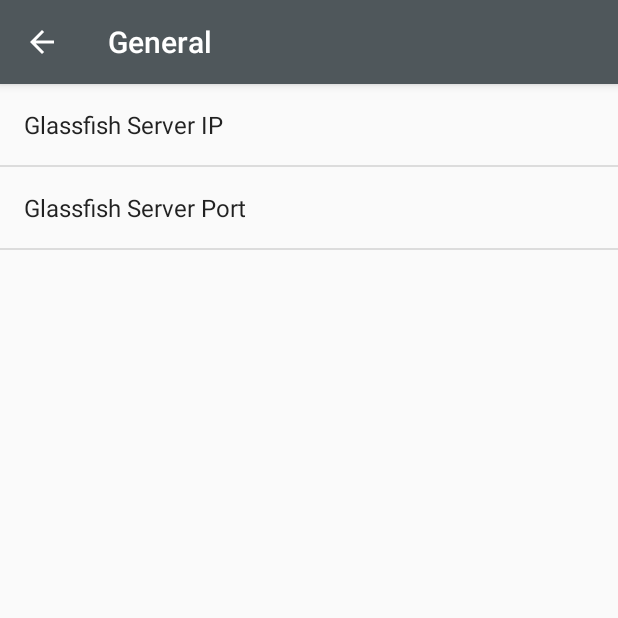
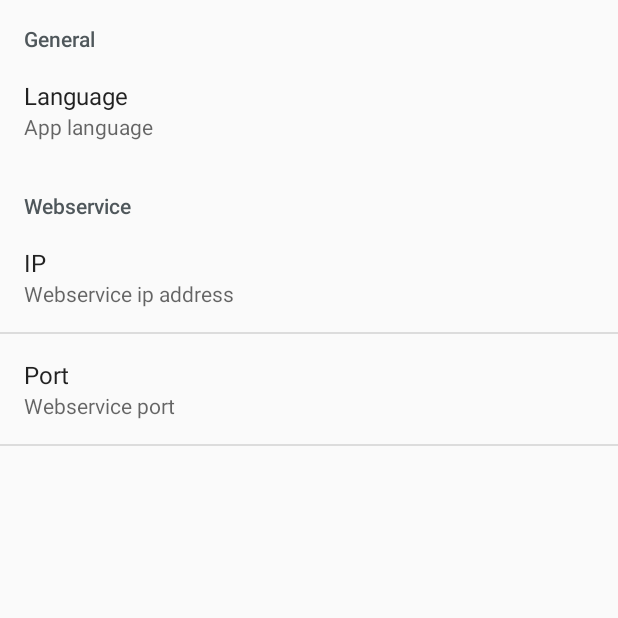
Before and after one commit to Miautex/Soccer_app, an Android app: the SettingsActivity screen opened directly, with no data from a screen before it, after a tap on "General", on a phone screen of 412 x 824 dp, the top half of it. Run offline under Robolectric (Android 15) with nearby library versions, the phone set to English and light mode, and no system bars.

Commit message:
Improved Settings Activity

```diff
--- a/app/src/main/java/group2/schoolproject/a02soccer/AppCompatPreferenceActivity.java
+++ /dev/null
@@ -1,104 +0,0 @@
-package group2.schoolproject.a02soccer;
-
-import android.content.res.Configuration;
-import android.os.Bundle;
-import android.preference.PreferenceActivity;
-import android.support.annotation.LayoutRes;
-import android.support.annotation.Nullable;
-import android.support.v7.app.ActionBar;
-import android.support.v7.app.AppCompatDelegate;
-import android.support.v7.widget.Toolbar;
-import android.view.MenuInflater;
-import android.view.View;
-import android.view.ViewGroup;
-
-public abstract class AppCompatPreferenceActivity extends PreferenceActivity {
-    private AppCompatDelegate mDelegate;
-
-    @Override
-    protected void onCreate (Bundle savedInstanceState) {
-        getDelegate().installViewFactory();
-        getDelegate().onCreate(savedInstanceState);
-        super.onCreate(savedInstanceState);
-    }
-
-    @Override
-    protected void onPostCreate (Bundle savedInstanceState) {
-        super.onPostCreate(savedInstanceState);
-        getDelegate().onPostCreate(savedInstanceState);
-    }
-
-    public ActionBar getSupportActionBar () {
-        return getDelegate().getSupportActionBar();
-    }
-
-    public void setSupportActionBar (@Nullable Toolbar toolbar) {
-        getDelegate().setSupportActionBar(toolbar);
-    }
-
-    @Override
-    public MenuInflater getMenuInflater () {
-        return getDelegate().getMenuInflater();
-    }
-
-    @Override
-    public void setContentView (@LayoutRes int layoutResID) {
-        getDelegate().setContentView(layoutResID);
-    }
-
-    @Override
-    public void setContentView (View view) {
-        getDelegate().setContentView(view);
-    }
-
-    @Override
-    public void setContentView (View view, ViewGroup.LayoutParams params) {
-        getDelegate().setContentView(view, params);
-    }
-
-    @Override
-    public void addContentView (View view, ViewGroup.LayoutParams params) {
-        getDelegate().addContentView(view, params);
-    }
-
-    @Override
-    protected void onPostResume () {
-        super.onPostResume();
-        getDelegate().onPostResume();
-    }
-
-    @Override
-    protected void onTitleChanged (CharSequence title, int color) {
-        super.onTitleChanged(title, color);
-        getDelegate().setTitle(title);
-    }
-
-    @Override
-    public void onConfigurationChanged (Configuration newConfig) {
-        super.onConfigurationChanged(newConfig);
-        getDelegate().onConfigurationChanged(newConfig);
-    }
-
-    @Override
-    protected void onStop () {
-        super.onStop();
-        getDelegate().onStop();
-    }
-
-    @Override
-    protected void onDestroy () {
-        super.onDestroy();
-        getDelegate().onDestroy();
-    }
-
-    public void invalidateOptionsMenu () {
-        getDelegate().invalidateOptionsMenu();
-    }
-
-    private AppCompatDelegate getDelegate () {
-        if (mDelegate == null) {
-            mDelegate = AppCompatDelegate.create(this, null);
-        }
-        return mDelegate;
-    }
-}
--- a/app/src/main/java/group2/schoolproject/a02soccer/MainActivity.java
+++ b/app/src/main/java/group2/schoolproject/a02soccer/MainActivity.java
@@ -1,9 +1,7 @@
 package group2.schoolproject.a02soccer;
 
 import android.content.Intent;
-import android.content.SharedPreferences;
 import android.os.Bundle;
-import android.preference.PreferenceManager;
 import android.support.design.widget.NavigationView;
 import android.support.v4.view.GravityCompat;
 import android.support.v4.widget.DrawerLayout;
@@ -41,10 +39,8 @@
         getAllViews();
         registrateEventHandlers();
 
-        SharedPreferences preferences = PreferenceManager.getDefaultSharedPreferences(this);
-        Accessor.init(preferences.getString(getString(R.string.pref_ip_key), null), preferences.getString(getString(R.string.pref_port_key), null));
-
         try {
+            Accessor.init(getApplicationContext());
             db = Database.getInstance();
             db.addOnPlayersUpdatedListener(this);
             db.addOnGamesUpdatedListener(this);
@@ -89,7 +85,6 @@
             openActivity(EditPlayerOwnActivity.class);
 
         } else if (id == R.id.nav_manage) {
-
 
         } else if (id == R.id.mniLogin) {
             openActivity(LoginActivity.class);
--- a/app/src/main/java/group2/schoolproject/a02soccer/SettingsActivity.java
+++ b/app/src/main/java/group2/schoolproject/a02soccer/SettingsActivity.java
@@ -1,91 +1,12 @@
 package group2.schoolproject.a02soccer;
 
-import android.annotation.TargetApi;
-import android.content.Context;
-import android.content.Intent;
-import android.content.SharedPreferences;
-import android.content.res.Configuration;
-import android.os.Build;
 import android.os.Bundle;
-import android.preference.PreferenceFragment;
-import android.preference.PreferenceManager;
-import android.support.v4.app.NavUtils;
-import android.support.v7.app.ActionBar;
-import android.view.MenuItem;
+import android.preference.PreferenceActivity;
 
-import java.util.List;
-
-import pkgWSA.Accessor;
-
-public class SettingsActivity extends AppCompatPreferenceActivity {
-    private static boolean isXLargeTablet (Context context) {
-        return (context.getResources().getConfiguration().screenLayout & Configuration.SCREENLAYOUT_SIZE_MASK) >= Configuration.SCREENLAYOUT_SIZE_XLARGE;
-    }
-
+public class SettingsActivity extends PreferenceActivity {
     @Override
-    protected void onCreate (Bundle savedInstanceState) {
+    public void onCreate(Bundle savedInstanceState) {
         super.onCreate(savedInstanceState);
-        setupActionBar();
-    }
-
-    private void setupActionBar () {
-        ActionBar actionBar = getSupportActionBar();
-        if (actionBar != null) {
-            actionBar.setDisplayHomeAsUpEnabled(true);
-        }
-    }
-
-    @Override
-    public boolean onMenuItemSelected (int featureId, MenuItem item) {
-        int id = item.getItemId();
-        if (id == android.R.id.home) {
-            if (!super.onMenuItemSelected(featureId, item)) {
-                NavUtils.navigateUpFromSameTask(this);
-            }
-            return true;
-        }
-        return super.onMenuItemSelected(featureId, item);
-    }
-
-    @Override
-    public boolean onIsMultiPane () {
-        return isXLargeTablet(this);
-    }
-
-    @Override
-    @TargetApi(Build.VERSION_CODES.HONEYCOMB)
-    public void onBuildHeaders (List<Header> target) {
-        loadHeadersFromResource(R.xml.pref_headers, target);
-    }
-
-    protected boolean isValidFragment (String fragmentName) {
-        return PreferenceFragment.class.getName().equals(fragmentName) || GeneralPreferenceFragment.class.getName().equals(fragmentName);
-    }
-
-
-    @TargetApi(Build.VERSION_CODES.HONEYCOMB)
-    public static class GeneralPreferenceFragment extends PreferenceFragment implements SharedPreferences.OnSharedPreferenceChangeListener {
-        @Override
-        public void onCreate (Bundle savedInstanceState) {
-            super.onCreate(savedInstanceState);
-            addPreferencesFromResource(R.xml.pref_network);
-            setHasOptionsMenu(true);
-            PreferenceManager.getDefaultSharedPreferences(getActivity().getApplicationContext()).registerOnSharedPreferenceChangeListener(this);
-        }
-
-        @Override
-        public boolean onOptionsItemSelected (MenuItem item) {
-            int id = item.getItemId();
-            if (id == android.R.id.home) {
-                startActivity(new Intent(getActivity(), SettingsActivity.class));
-                return true;
-            }
-            return super.onOptionsItemSelected(item);
-        }
-
-        @Override
-        public void onSharedPreferenceChanged (SharedPreferences sharedPreferences, String key) {
-            Accessor.init(sharedPreferences.getString(getString(R.string.pref_ip_key), null), sharedPreferences.getString(getString(R.string.pref_port_key), null));
-        }
+        addPreferencesFromResource(R.xml.settings);
     }
 }
--- a/app/src/main/java/pkgWSA/Accessor.java
+++ b/app/src/main/java/pkgWSA/Accessor.java
@@ -1,21 +1,30 @@
 package pkgWSA;
+
+import android.content.Context;
+import android.content.SharedPreferences;
+import android.preference.PreferenceManager;
+
+import group2.schoolproject.a02soccer.R;
 
 /**
  * @author Marco Wilscher
  */
 
 public final class Accessor {
-    private static String serverUrl = "http://{ip}:{port}/team02/services/", serverIp, serverPort;
+    private static String serverUrl = "http://{ip}:{port}/team02/services/";
+    private static Context ctx = null;
     private static boolean initialized = false;
 
-    public static void init(String ip, String port) {
-        serverIp = ip;
-        serverPort = port;
+    public static void init(Context context) {
+        ctx = context;
         initialized = true;
     }
+
     private static String generateUrl() {
-        return serverUrl.replace("{ip}", serverIp).replace("{port}", serverPort);
+        SharedPreferences sp = PreferenceManager.getDefaultSharedPreferences(ctx);
+        return serverUrl.replace("{ip}", sp.getString("preference_webservice_ip", ctx.getString(R.string.preference_webservice_ip_default))).replace("{port}", sp.getString("preference_webservice_port", ctx.getString(R.string.preference_webservice_port_default)));
     }
+
     public static void runRequestAsync(HttpMethod httpMethod, String uriPath, String uriQuery, String requetsBody, WebRequestTaskListener listener) throws Exception {
         if (!initialized) {
             throw new Exception("Accessor not initialized");
@@ -33,6 +42,7 @@
         requestTask.execute(parameter);
         return requestTask.get();
     }
+
     public static String getServerUrl () {
         return generateUrl();
     }
--- a/app/src/main/res/values/strings.xml
+++ b/app/src/main/res/values/strings.xml
@@ -89,19 +89,27 @@
     <string name="ctxMniDeletePlayer">Delete</string>
     <string name="title_activity_settings">Settings</string>
 
-    <!-- Strings related to Settings -->
 
-    <!-- Example General settings -->
-    <string name="pref_header_general">General</string>
+    <!--Settings-->
+    <string name="preference_category_general_title">General</string>
+    <string name="preference_language_title">Language</string>
+    <string name="preference_language_default" translatable="false">en</string>
+    <string name="preference_language_summary">App language</string>
+    <string name="preference_category_webservice">Webservice</string>
+    <string name="preference_webservice_ip_title">IP</string>
+    <string name="preference_webservice_ip_summary">Webservice ip address</string>
+    <string name="preference_webservice_ip_default" translatable="false">192.168.0.1</string>
+    <string name="preference_webservice_port_title">Port</string>
+    <string name="preference_webservice_port_summary">Webservice port</string>
+    <string name="preference_webservice_port_default" translatable="false">8080</string>
 
-    <string name="pref_ip_key" translatable="false">pref_ip</string>
-    <string name="pref_ip_title">Glassfish Server IP</string>
-    <string name="pref_ip_summary"> </string>
-    <string name="pref_ip_default" translatable="false">192.168.196.82</string>
-
-    <string name="pref_port_key" translatable="false">pref_port</string>
-    <string name="pref_port_title">Glassfish Server Port</string>
-    <string name="pref_port_summary"> </string>
-    <string name="pref_port_default" translatable="false">51246</string>
-    <string name="nav_settings_title">Settings</string>
+    <string-array name="language_entries">
+        <item>Deutsch</item>
+        <item>English</item>
+    </string-array>
+    <string-array name="language_values">
+        <item>de</item>
+        <item>en</item>
+    </string-array>
+    <!---->
 </resources>
--- a/app/src/main/res/xml/pref_headers.xml
+++ /dev/null
@@ -1,7 +0,0 @@
-<preference-headers xmlns:android="http://schemas.android.com/apk/res/android">
-    <!-- These settings headers are only used on tablets. -->
-    <header
-        android:fragment="group2.schoolproject.a02soccer.SettingsActivity$GeneralPreferenceFragment"
-        android:icon="@drawable/ic_info_black_24dp"
-        android:title="@string/pref_header_general"/>
-</preference-headers>
--- a/app/src/main/res/xml/pref_network.xml
+++ /dev/null
@@ -1,18 +0,0 @@
-<PreferenceScreen xmlns:android="http://schemas.android.com/apk/res/android">
-    <EditTextPreference
-        android:defaultValue="@string/pref_ip_default"
-        android:key="@string/pref_ip_key"
-        android:selectAllOnFocus="true"
-        android:singleLine="true"
-        android:summary="@string/pref_ip_summary"
-        android:title="@string/pref_ip_title"
-        android:visibility="visible"/>
-    <EditTextPreference
-        android:inputType="number"
-        android:defaultValue="@string/pref_port_default"
-        android:key="@string/pref_port_key"
-        android:selectAllOnFocus="true"
-        android:singleLine="true"
-        android:summary="@string/pref_port_summary"
-        android:title="@string/pref_port_title"/>
-</PreferenceScreen>
--- /dev/null
+++ b/app/src/main/res/xml/settings.xml
@@ -0,0 +1,25 @@
+<?xml version="1.0" encoding="utf-8"?>
+<PreferenceScreen xmlns:android="http://schemas.android.com/apk/res/android">
+    <PreferenceCategory android:title="@string/preference_category_general_title">
+        <ListPreference
+            android:defaultValue="@string/preference_language_default"
+            android:entries="@array/language_entries"
+            android:entryValues="@array/language_values"
+            android:key="preference_general_language"
+            android:summary="@string/preference_language_summary"
+            android:title="@string/preference_language_title"/>
+    </PreferenceCategory>
+    <PreferenceCategory android:title="@string/preference_category_webservice">
+        <EditTextPreference
+            android:defaultValue="@string/preference_webservice_ip_default"
+            android:key="preference_webservice_ip"
+            android:summary="@string/preference_webservice_ip_summary"
+            android:title="@string/preference_webservice_ip_title"/>
+        <EditTextPreference
+            android:defaultValue="@string/preference_webservice_port_default"
+            android:inputType="number"
+            android:key="preference_webservice_port"
+            android:summary="@string/preference_webservice_port_summary"
+            android:title="@string/preference_webservice_port_title"/>
+    </PreferenceCategory>
+</PreferenceScreen>
```
Also changed, not shown: 1 other file.
